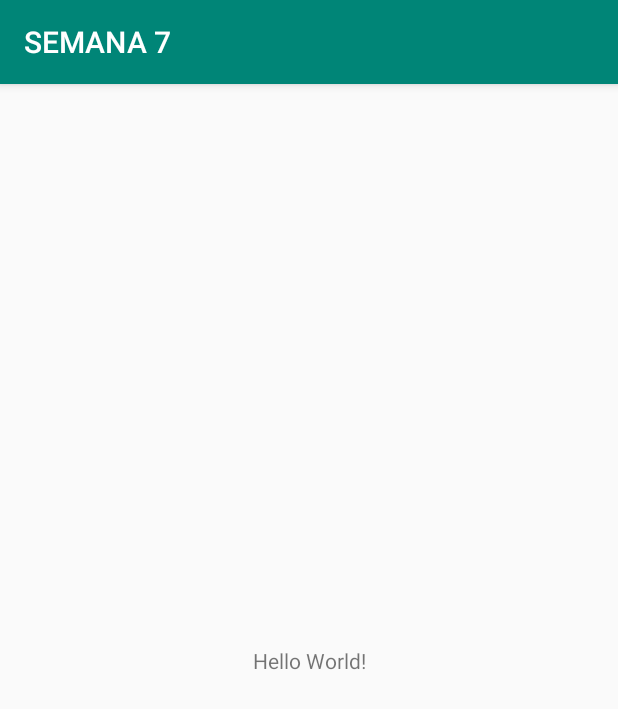
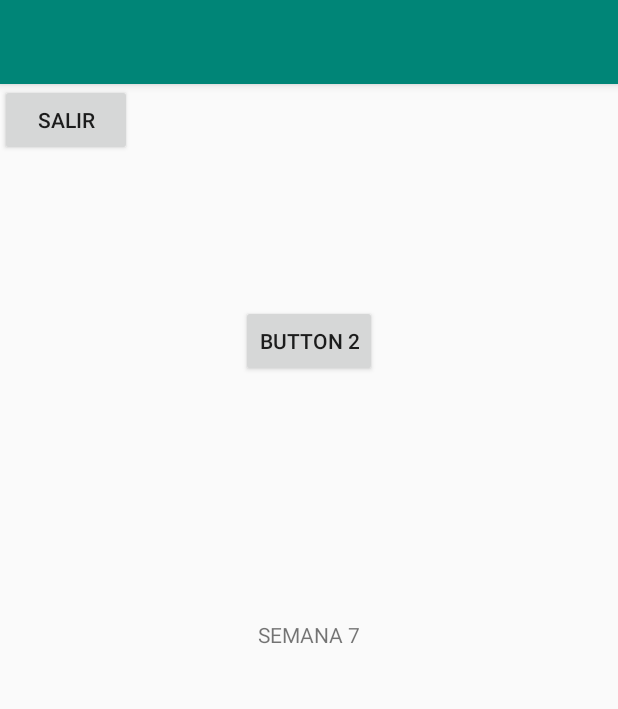
Before and after one commit to ftatayo/semana72, an Android app: the screen it shows after launch (MainActivity), on a phone screen of 412 x 824 dp. Shown: the top 709 px of the screen. Run offline under Robolectric (Android 15) with nearby library versions, the phone set to English and light mode, and no system bars.

Commit message:
subo archivo

```diff
--- a/app/build.gradle
+++ b/app/build.gradle
@@ -23,6 +23,7 @@ dependencies {
     implementation fileTree(dir: 'libs', include: ['*.jar'])
     implementation 'com.android.support:appcompat-v7:28.0.0'
     implementation 'com.android.support.constraint:constraint-layout:1.1.3'
+    implementation 'com.android.support:design:28.0.0'
     testImplementation 'junit:junit:4.12'
     androidTestImplementation 'com.android.support.test:runner:1.0.2'
     androidTestImplementation 'com.android.support.test.espresso:espresso-core:3.0.2'
--- a/app/src/main/AndroidManifest.xml
+++ b/app/src/main/AndroidManifest.xml
@@ -9,6 +9,10 @@
         android:roundIcon="@mipmap/ic_launcher_round"
         android:supportsRtl="true"
         android:theme="@style/AppTheme">
+        <activity
+            android:name=".Main2Activity"
+            android:label="@string/title_activity_main2"
+            android:theme="@style/AppTheme.NoActionBar"></activity>
         <activity android:name=".MainActivity">
             <intent-filter>
                 <action android:name="android.intent.action.MAIN" />
--- a/app/src/main/res/layout/activity_main.xml
+++ b/app/src/main/res/layout/activity_main.xml
@@ -7,12 +7,34 @@
     tools:context=".MainActivity">
 
     <TextView
+        android:id="@+id/textView"
+        android:layout_width="wrap_content"
+        android:layout_height="0dp"
+        android:layout_marginBottom="356dp"
+        android:text="@string/semana7"
+        app:layout_constraintBottom_toBottomOf="parent"
+        app:layout_constraintEnd_toEndOf="parent"
+        app:layout_constraintStart_toStartOf="parent"
+        app:layout_constraintTop_toBottomOf="@+id/btn1" />
+
+    <Button
+        android:id="@+id/btn1"
         android:layout_width="wrap_content"
         android:layout_height="wrap_content"
-        android:text="Hello World!"
-        app:layout_constraintBottom_toBottomOf="parent"
-        app:layout_constraintLeft_toLeftOf="parent"
-        app:layout_constraintRight_toRightOf="parent"
+        android:layout_marginTop="147dp"
+        android:layout_marginBottom="162dp"
+        android:text="Button 2"
+        app:layout_constraintBottom_toTopOf="@+id/textView"
+        app:layout_constraintEnd_toEndOf="parent"
+        app:layout_constraintStart_toStartOf="parent"
         app:layout_constraintTop_toTopOf="parent" />
 
+    <Button
+        android:id="@+id/btn3"
+        android:layout_width="wrap_content"
+        android:layout_height="wrap_content"
+        android:text="@string/btn1"
+        tools:layout_editor_absoluteX="172dp"
+        tools:layout_editor_absoluteY="230dp" />
+
 </android.support.constraint.ConstraintLayout>
--- a/app/src/main/res/values/strings.xml
+++ b/app/src/main/res/values/strings.xml
@@ -1,3 +1,5 @@
 <resources>
-    <string name="app_name">SEMANA 7</string>
+    <string name="semana7">SEMANA 7</string>
+    <string name="ventana2">Main2Activity</string>
+    <string name="btn1">salir</string>
 </resources>
--- a/app/src/main/res/values/styles.xml
+++ b/app/src/main/res/values/styles.xml
@@ -8,4 +8,13 @@
         <item name="colorAccent">@color/colorAccent</item>
     </style>
 
+    <style name="AppTheme.NoActionBar">
+        <item name="windowActionBar">false</item>
+        <item name="windowNoTitle">true</item>
+    </style>
+
+    <style name="AppTheme.AppBarOverlay" parent="ThemeOverlay.AppCompat.Dark.ActionBar" />
+
+    <style name="AppTheme.PopupOverlay" parent="ThemeOverlay.AppCompat.Light" />
+
 </resources>
```
